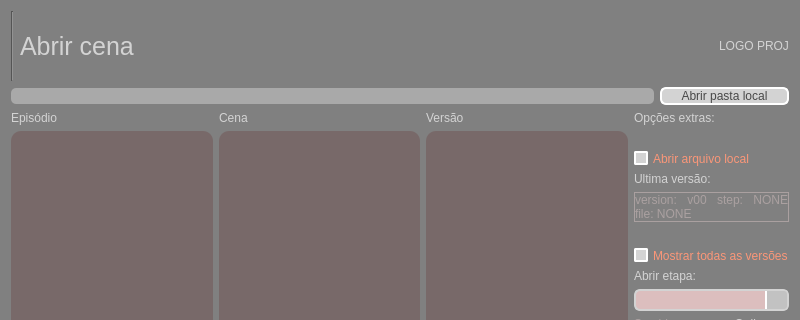
This is app/plugins/abrir_cena/ui/dialog.ui in otmbneto/BirdoApp as Qt 5 draws it before an edit; both pictures show x 0 to 800 and y 0 to 320 of the 800 by 600 pixel window. The edited form follows.
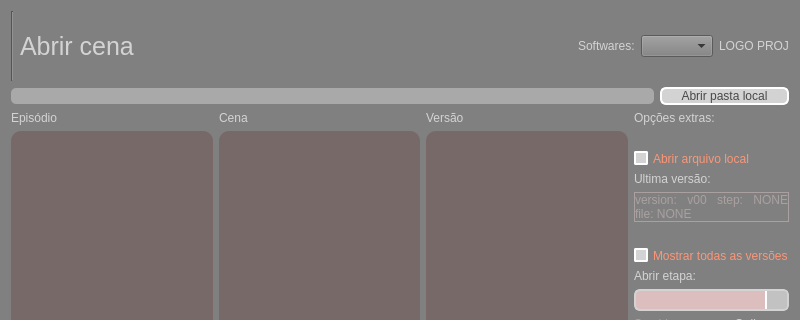
This is the edited form.

Commit message: Implemented a switch for target software

```diff
--- a/app/plugins/abrir_cena/ui/dialog.ui
+++ b/app/plugins/abrir_cena/ui/dialog.ui
@@ -676,7 +676,7 @@
     </layout>
    </item>
    <item row="0" column="0" colspan="2">
-    <layout class="QHBoxLayout" name="horizontalLayout_2" stretch="1,1,1,1">
+    <layout class="QHBoxLayout" name="horizontalLayout_2" stretch="1,1,1,0,0,1">
      <item>
       <widget class="Line" name="line">
        <property name="orientation">
@@ -709,6 +709,16 @@
        </property>
       </spacer>
      </item>
+     <item>
+      <widget class="QLabel" name="label_9">
+       <property name="text">
+        <string>Softwares:</string>
+       </property>
+      </widget>
+     </item>
+     <item>
+      <widget class="QComboBox" name="softwareBox"/>
+     </item>
      <item>
       <widget class="QLabel" name="logoProj">
        <property name="sizePolicy">
```
The commit also changes 1 other file.
